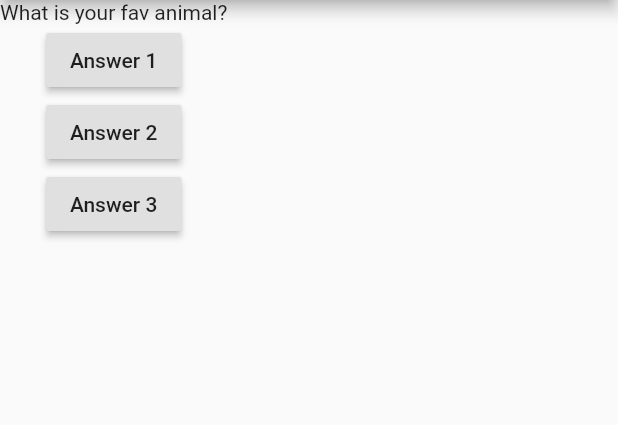
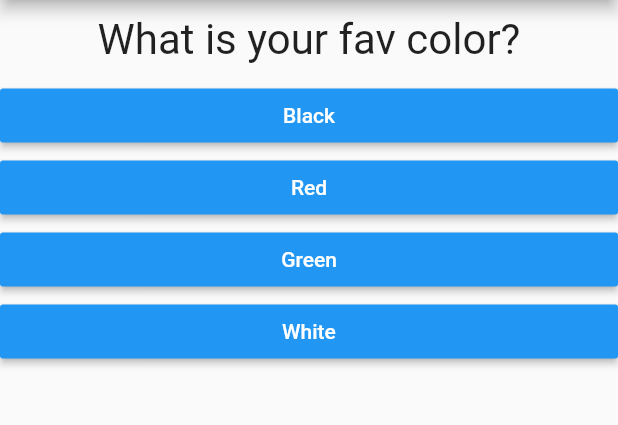
Before and after one commit to jeparktech/flutter_complete_guide, a Flutter app: the screen it shows after launch, on a phone screen of 412 x 824 dp, the part 84-509 px from its top. Run offline on Flutter 3.47's test engine with Material 2 defaults, Android fonts, the phone set to English and light mode, and no system bars.

Commit message:
add more features

```diff
--- /dev/null
+++ b/lib/answer.dart
@@ -0,0 +1,21 @@
+import 'package:flutter/material.dart';
+
+class Answer extends StatelessWidget {
+  final Function selectHandler;
+  final String answerText;
+
+  Answer(this.selectHandler, this.answerText);
+
+  @override
+  Widget build(BuildContext context) {
+    return Container(
+      width: double.infinity,
+      child: RaisedButton(
+        color: Colors.blue,
+        textColor: Colors.white,
+        child: Text(answerText),
+        onPressed: selectHandler,
+      ),
+    );
+  }
+}
--- a/lib/main.dart
+++ b/lib/main.dart
@@ -1,5 +1,6 @@
 import 'package:flutter/material.dart';
-import './question.dart';
+import './quiz.dart';
+import './result.dart';
 
 void main() => runApp(MyApp());
 
@@ -12,46 +13,72 @@ class MyApp extends StatefulWidget {
 }
 
 class _MyAppState extends State<MyApp> {
+  final _questions = const [
+    {
+      'questionText': 'What is your fav color?',
+      'answers': [
+        {'text': 'Black', 'score': 10},
+        {'text': 'Red', 'score': 5},
+        {'text': 'Green', 'score': 3},
+        {'text': 'White', 'score': 1}
+      ]
+    },
+    {
+      'questionText': 'What is your fav animal?',
+      'answers': [
+        {'text': 'Rabbit', 'score': 3},
+        {'text': 'Snake', 'score': 5},
+        {'text': 'Elephant', 'score': 7},
+        {'text': 'Lion', 'score': 10}
+      ]
+    },
+    {
+      'questionText': 'What is your name?',
+      'answers': [
+        {'text': 'Alex', 'score': 5},
+        {'text': 'Sally', 'score': 7},
+        {'text': 'Aaron', 'score': 10}
+      ]
+    },
+  ];
   var _questionIndex = 0;
+  var _totalScore = 0;
 
-  void _answerQuestion() {
+  void _resetQuiz() {
+    setState(() {
+      _questionIndex = 0;
+      _totalScore = 0;
+    });
+  }
+
+  void _answerQuestion(int score) {
+    _totalScore += score;
+
     setState(() {
       _questionIndex = _questionIndex + 1;
     });
     print(_questionIndex);
+
+    if (_questionIndex < _questions.length) {
+      print('We have more questions!');
+    } else {
+      print('No more q_uestions!');
+    }
   }
 
   @override
   Widget build(BuildContext context) {
-    var questions = ['What is your fav animal?', 'What is your fav color?'];
-
     return MaterialApp(
       home: Scaffold(
-        appBar: AppBar(
-          title: Text('my first App'),
-        ),
-        body: Column(
-          children: <Widget>[
-            Question(questions[_questionIndex]),
-            RaisedButton(
-              child: Text('Answer 1'),
-              onPressed: _answerQuestion, //name instead of the function
-            ),
-            RaisedButton(
-              child: Text('Answer 2'),
-              // ananymous function
-              onPressed: () => print('Answer 2 chosen!'),
-            ),
-            RaisedButton(
-              child: Text('Answer 3'),
-              onPressed: () {
-                //...
-                print('Answer 3 chosen!');
-              },
-            ),
-          ],
-        ),
-      ),
+          appBar: AppBar(
+            title: Text('my first App'),
+          ),
+          body: _questionIndex < _questions.length
+              ? Quiz(
+                  answerQuestion: _answerQuestion,
+                  questionIndex: _questionIndex,
+                  questions: _questions)
+              : Result(_totalScore, _resetQuiz)),
     );
   }
 }
--- a/lib/question.dart
+++ b/lib/question.dart
@@ -1,12 +1,20 @@
 import 'package:flutter/material.dart';
 
 class Question extends StatelessWidget {
-  String questionText;
+  final String questionText;
 
   Question(this.questionText);
 
   @override
   Widget build(BuildContext context) {
-    return Text(questionText);
+    return Container(
+      width: double.infinity,
+      margin: EdgeInsets.all(10),
+      child: Text(
+        questionText,
+        style: TextStyle(fontSize: 28),
+        textAlign: TextAlign.center,
+      ),
+    );
   }
 }
--- /dev/null
+++ b/lib/quiz.dart
@@ -0,0 +1,28 @@
+import 'package:flutter/material.dart';
+import './question.dart';
+import './answer.dart';
+
+class Quiz extends StatelessWidget {
+  final List<Map<String, Object>> questions;
+  final int questionIndex;
+  final Function answerQuestion;
+
+  Quiz(
+      {@required this.questions,
+      @required this.answerQuestion,
+      @required this.questionIndex});
+
+  @override
+  Widget build(BuildContext context) {
+    return Column(
+      children: <Widget>[
+        Question(questions[questionIndex]['questionText']),
+        // ...: spread operator, take a list, pull values out of it
+        ...(questions[questionIndex]['answers'] as List<Map<String, Object>>)
+            .map((answer) {
+          return Answer(() => answerQuestion(answer['score']), answer['text']);
+        }).toList()
+      ],
+    );
+  }
+}
```
Also changed, not shown: lib/result.dart (added, +44 -0 lines).
